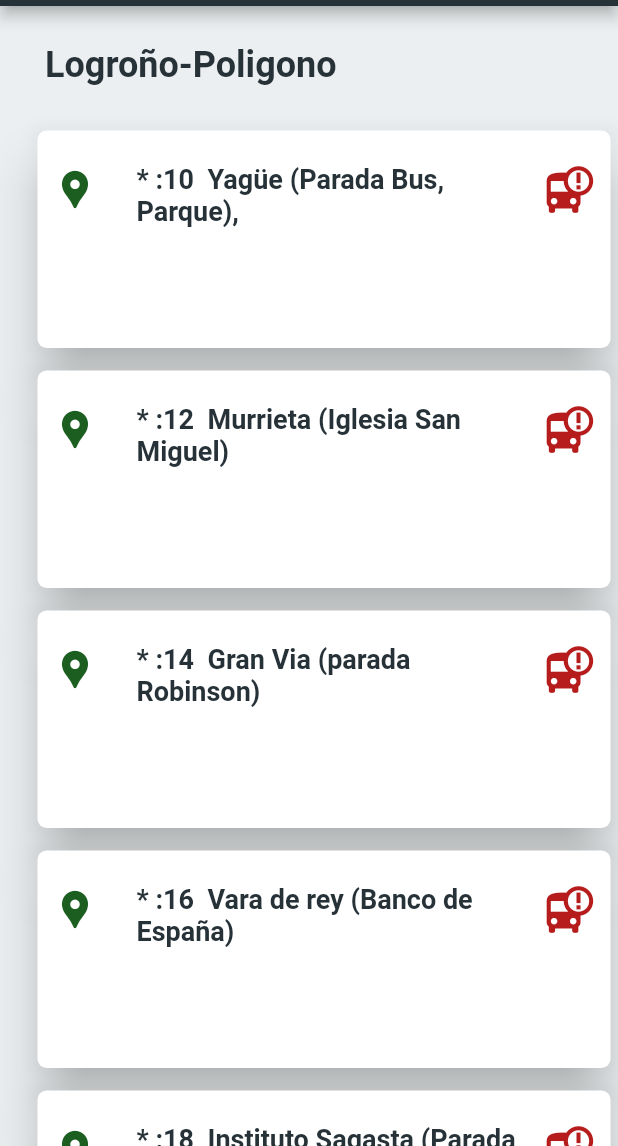
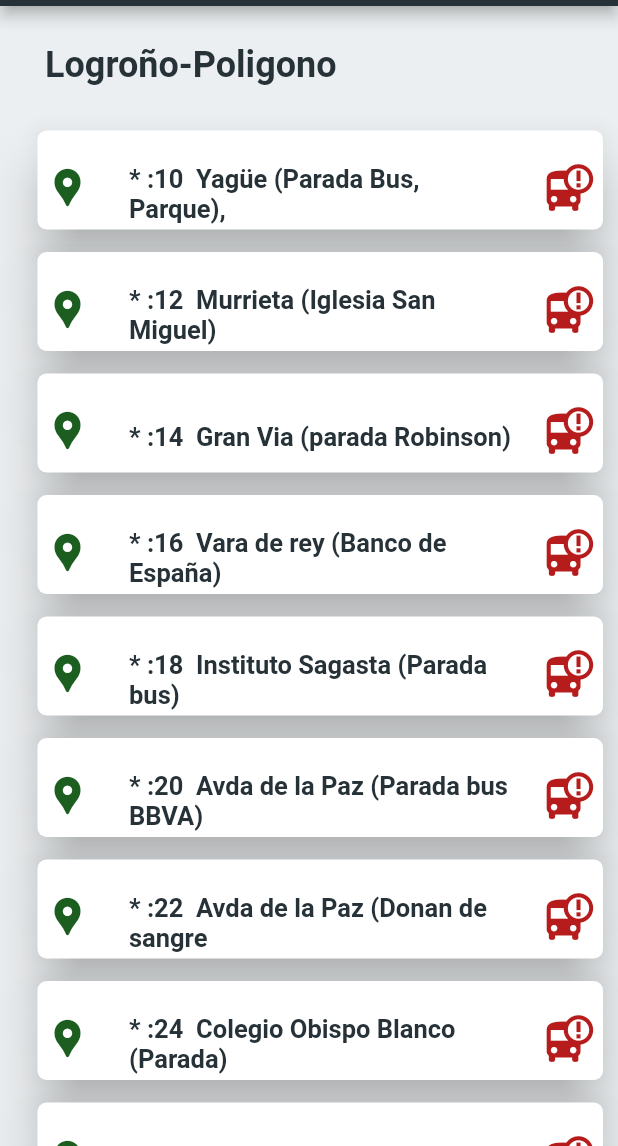
Before and after one commit to SStefanV/Paradas_bus_fabricas, a Flutter app: the screen it shows after launch, after a tap on "LOGROÑO-POLIGONO", on a phone screen of 412 x 824 dp, the part 90-1236 px from its top. Run offline on Flutter 3.47's test engine with Material 2 defaults, Android fonts, the phone set to English and light mode, and no system bars.

Commit message:
new Pages

```diff
--- a/lib/residenciaLaRioja.dart
+++ b/lib/cardRuta.dart
@@ -1,17 +1,12 @@
 import 'package:flutter/material.dart';
-import './mainapp.dart';
 
-class ResLaRioja extends StatelessWidget {
-  List<String> items = [
-    'Avenida de La Paz, tienda china\n\n7:25  14:25  21:25',
-    'Avenida de la paz, Ayuntamiento\n\n7:30  14:30  21:30',
-    'Banco de España\n\n7:35  14:35  21:35',
-    'Gran via con C/Lardero\n\n7:40  14:40  21:40',
-    'G. Berceo con C/Medrano(Farmacia)\n\n7:45  14:45  21:45',
-    'C/Chile con C/Barreras(t. Midas)\n\n7:50  14:50  21:50',
-    'Residencia de La Rioja\n\n7:55  14:55  21:55'
-  ];
-  String name = 'Residencia de La Rioja';
+import 'mainapp.dart';
+
+class CardBuilder extends StatelessWidget {
+  List<String> items;
+  String name;
+  CardBuilder(this.items, this.name);
+
   @override
   Widget build(BuildContext context) {
     return Scaffold(
--- a/lib/home.dart
+++ b/lib/home.dart
@@ -48,6 +48,16 @@ class MyApp extends StatelessWidget {
             child: Padding(
               padding: const EdgeInsets.fromLTRB(10.0, 45, 10, 0),
               child: Column(children: [
+                Padding(
+                  padding: const EdgeInsets.only(bottom: 18.0),
+                  child: Text('Fabricas y Residencias',
+                      style: TextStyle(
+                        color: Colors.blueGrey[900],
+                        fontSize: 26,
+                        fontWeight: FontWeight.bold,
+                      )),
+                ),
+                SizedBox(height: 12.0),
                 //ROW 1---------------------------------------------
                 Row(
                   mainAxisAlignment: MainAxisAlignment.spaceEvenly,
@@ -60,7 +70,7 @@ class MyApp extends StatelessWidget {
                     ),
                     Expanded(
                       child: makeButton(
-                          context, '/res_la_rioja', 'RES. REINA SOFIA'),
+                          context, '/res_r_sofia', 'RES. REINA SOFIA'),
                     ),
                   ],
                 ),
@@ -152,7 +162,7 @@ class MyApp extends StatelessWidget {
                   mainAxisAlignment: MainAxisAlignment.spaceEvenly,
                   children: [
                     Expanded(
-                      child: makeButton(context, '/logPoligono', 'CROWN'),
+                      child: makeButton(context, '/crown', 'CROWN'),
                     ),
                     SizedBox(
                       width: 14,
--- a/lib/main.dart
+++ b/lib/main.dart
@@ -1,8 +1,10 @@
 import 'package:flutter/material.dart';
 import './home.dart';
-import './poligono.dart';
-import 'log_poligono.dart';
-import 'residenciaLaRioja.dart';
+import 'paginas/crown.dart';
+import 'paginas/poligono.dart';
+import 'paginas/log_poligono.dart';
+import 'paginas/resReinaSofia.dart';
+import 'paginas/residenciaLaRioja.dart';
 
 void main() {
   runApp(MaterialApp(initialRoute: '/', routes: {
@@ -12,5 +14,7 @@ void main() {
     '/poligono': (context) => Poligono(),
     '/logPoligono': (context) => LoPoligono(),
     '/res_la_rioja': (context) => ResLaRioja(),
+    '/res_r_sofia': (context) => ResReinaSofia(),
+    '/crown': (context) => Crown(),
   }));
 }
--- a/lib/mainapp.dart
+++ b/lib/mainapp.dart
@@ -37,48 +37,34 @@ class MainApp extends StatelessWidget {
               height: 10,
             ),
             Padding(
-              padding: const EdgeInsets.fromLTRB(20, 10, 0, 0),
+              padding: const EdgeInsets.fromLTRB(20, 10, 5, 0),
               child: Column(
                 children: [
                   ...(items).map((item) {
                     return SizedBox(
-                      height: 160,
                       child: (Card(
-                        // Con esta propiedad modificamos la forma de nuestro card
-                        // Aqui utilizo RoundedRectangleBorder para proporcionarle esquinas circulares al Card
                         shape: RoundedRectangleBorder(
                             borderRadius: BorderRadius.circular(6)),
-
-                        // Con esta propiedad agregamos margen a nuestro Card
-                        // El margen es la separación entre widgets o entre los bordes del widget padre e hijo
                         margin: EdgeInsets.fromLTRB(5, 10, 5, 5),
-
-                        // Con esta propiedad agregamos elevación a nuestro card
-                        // La sombra que tiene el Card aumentará
                         elevation: 15,
                         shadowColor: Colors.black,
-
-                        // La propiedad child anida un widget en su interior
-                        // Usamos columna para ordenar un ListTile y una fila con botones
                         child: Column(
                           children: <Widget>[
-                            // Usamos ListTile para ordenar la información del card como titulo, subtitulo e icono
                             ListTile(
                                 contentPadding:
-                                    EdgeInsets.fromLTRB(10, 10, 10, 0),
+                                    EdgeInsets.fromLTRB(5, 10, 5, 0),
                                 title: Padding(
                                   padding: const EdgeInsets.only(top: 8.0),
                                   child: Text(
                                     item,
                                     style: TextStyle(
-                                      fontSize: 18,
+                                      fontSize: 17,
                                       color: Colors.blueGrey[900],
                                       fontWeight: FontWeight.bold,
                                     ),
                                   ),
                                 ),
-                                // subtitle: Text(
-                                //     'Este es el subtitulo del card. Aqui podemos colocar descripción de este card.'),
+                                //subtitle: Text('7:25  14:25  21:25'),
                                 trailing: Icon(
                                   Icons.bus_alert,
                                   color: Colors.red[900],
--- /dev/null
+++ b/lib/paginas/crown.dart
@@ -0,0 +1,23 @@
+import 'package:flutter/material.dart';
+import '../cardRuta.dart';
+
+class Crown extends StatelessWidget {
+  List<String> items = [
+    'Duques de Najera (p. bar Avenida\n\n5:20 13:15 21:20',
+    'C/ Murrieta (Bar Iguazú\n\n\n5:22 13:17 21:22',
+    'Gonzalo de Berceo (Merceria Esther)\n\n5:24 13:19 21:24',
+    'C/ Chile con Perez Galdos\n\n5:26 13:21 21:26',
+    'Duques De Najera (p. bus Linea 5)\n\n5:28 13:23 21:28',
+    'Vara de Rey (p. Lidl)\n\n\n5:30 13:25 21:30',
+    'Avda. Colon con C/Viallamediana\n\n5:32 13:27 21:32',
+    'Avda. de la Paz(Ayuntamiento)\n\n5:34 13:29 21:34',
+    'Avda de la Paz 88, (Bankia)\n\n5:36 13:31 21:36',
+    'Avda. de la Paz, Seminario\n\n5:40 13:35 21:40',
+    'Crown Cork, Pol sequero\n\n\n5:50 13:50 21:50'
+  ];
+  String name = 'CROWN';
+  @override
+  Widget build(BuildContext context) {
+    return CardBuilder(items, name);
+  }
+}
--- a/lib/log_poligono.dart
+++ b/lib/paginas/log_poligono.dart
@@ -1,5 +1,5 @@
 import 'package:flutter/material.dart';
-import './mainapp.dart';
+import '../cardRuta.dart';
 
 class LoPoligono extends StatelessWidget {
   List<String> items = [
@@ -28,24 +28,6 @@ class LoPoligono extends StatelessWidget {
   String name = 'Logroño-Poligono';
   @override
   Widget build(BuildContext context) {
-    return Scaffold(
-      backgroundColor: Colors.blueGrey[50],
-      appBar: AppBar(
-        title: Padding(
-          padding: const EdgeInsets.fromLTRB(38, 10, 0, 0),
-          child: Image.asset('images/jlogo3.png', fit: BoxFit.cover),
-        ),
-        backgroundColor: Colors.blueGrey[600],
-        bottom: PreferredSize(
-            child: Container(
-              color: Colors.blueGrey[900],
-              height: 4.0,
-            ),
-            preferredSize: Size.fromHeight(8.0)),
-      ),
-      body: Center(
-        child: MainApp(items, name),
-      ),
-    );
+    return CardBuilder(items, name);
   }
 }
--- /dev/null
+++ b/lib/paginas/resReinaSofia.dart
@@ -0,0 +1,19 @@
+import 'package:flutter/material.dart';
+import '../cardRuta.dart';
+
+class ResReinaSofia extends StatelessWidget {
+  List<String> items = [
+    'C/ Poeta Prudencio, 9\n\n\n7:20 14:20 21:20',
+    'Avda. de Lobete (Frente Gym Sparta)\n\n7:20 14:20 21:20',
+    'Avda. De La Paz, 47 (P.Bus Pampano)\n\n7:20 14:20 21:20',
+    'Vara de rey (Banco de España)\n\n7:20 14:20 21:20',
+    'Gran Via, 40 (Daniel Trevijano)\n\n7:20 14:20 21:20',
+    'C/ Murrieta (P. Bus Bene)\n\n\n7:20 14:20 21:20',
+    'Avda. Club Deportivo, 33(Edificio Arsys)\n\n7:20 14:20 21:20',
+  ];
+  String name = 'Residencia R. Sofia';
+  @override
+  Widget build(BuildContext context) {
+    return CardBuilder(items, name);
+  }
+}
```
Also changed, not shown: lib/paginas/poligono.dart (renamed from lib/poligono.dart, +2 -20 lines), lib/paginas/residenciaLaRioja.dart (added, +19 -0 lines).
